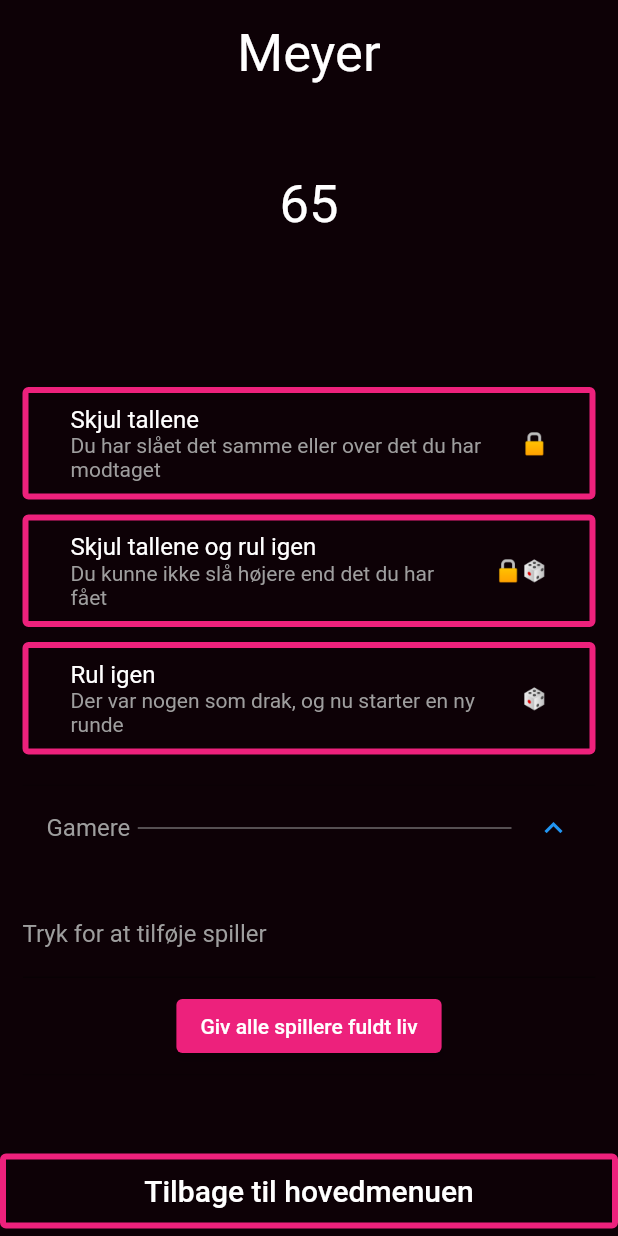
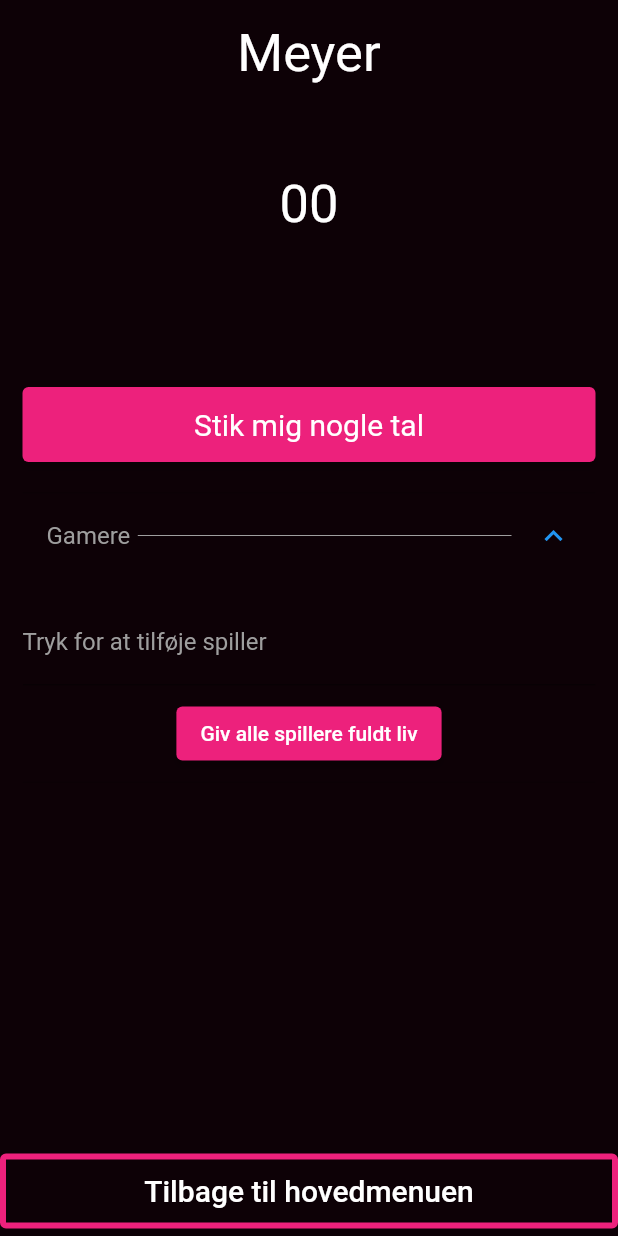
Before and after one commit to BellyMeister/druk-spil, a Flutter app: the MeyerPage screen opened directly, after a tap on "Stik mig nogle tal", on a phone screen of 412 x 824 dp. Run offline on Flutter 3.47's test engine with Material 2 defaults, Android fonts, the phone set to English and light mode, and no system bars; statements that could not run were skipped.

Commit message:
New "start game" button

```diff
--- a/lib/meyer/meyer.dart
+++ b/lib/meyer/meyer.dart
@@ -105,13 +105,26 @@
         break;
       default:
         buttons = [
-          CustomOutlinedButton(text: "Stik mig nogle tal", onPressed: () {
-            rollDice();
-            setState(() {
-              output = "00";
-              state = States.shown;
-            });
-          })
+          Padding(
+            padding: const EdgeInsets.symmetric(vertical: 5),
+            child: ElevatedButton(
+              style: ElevatedButton.styleFrom(
+                minimumSize: Size(double.infinity, 50),
+                primary: Theme.of(context).accentColor,
+                textStyle: TextStyle(fontSize: 20, color: Colors.white)
+              ),
+              child: Text("Stik mig nogle tal"),
+              onPressed: () async {
+                if (playersList.length > 1 || await notEnoughPlayersWarning()) {
+                  rollDice();
+                  setState(() {
+                    output = "00";
+                    state = States.shown;
+                  });
+                }
+              }
+            ),
+          )
         ];
         break;
     }
```
